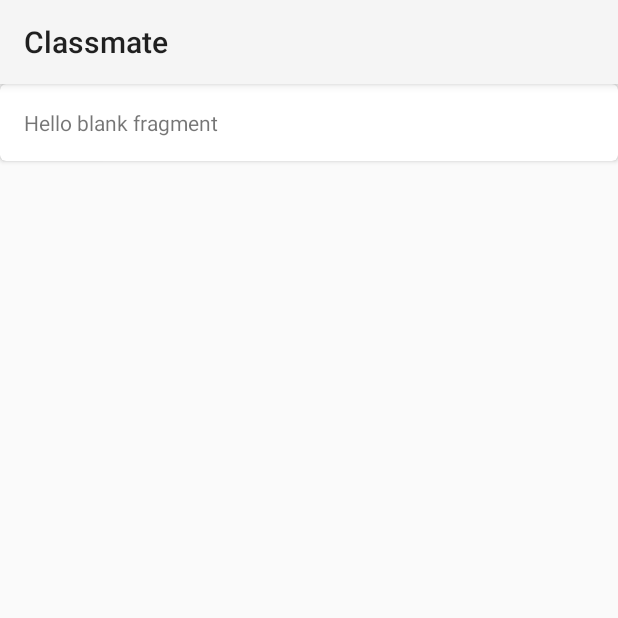
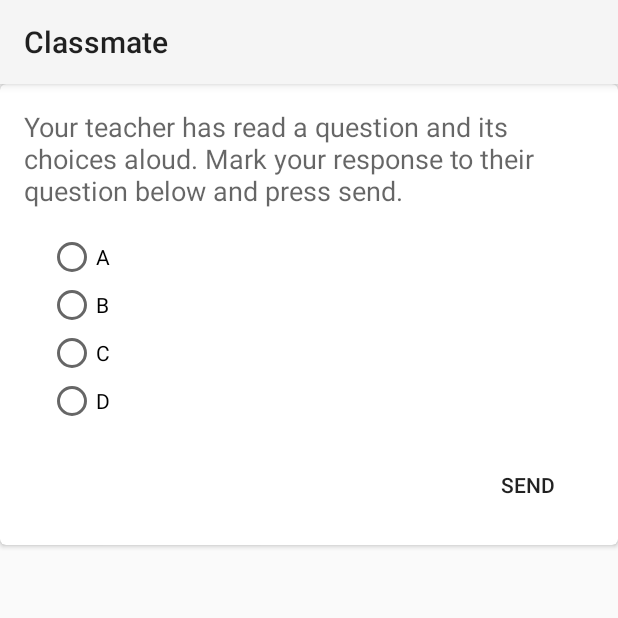
Before and after one commit to colegarien/SDDTermProject, an Android app: the fragment StudentResponse shown on its own in the app's theme, on a phone screen of 412 x 824 dp, the top half of it. Run offline under Robolectric (Android 15) with nearby library versions, the phone set to English and light mode, and no system bars.

Commit message:
finish preliminary front end layout for question responses
The question layout is currently hard wired for 4 responses as that will be default. The layout can be easily changed programmatically when/if we incorporate a question model class. Best effort was made here to follow google's material design guidelines.

```diff
--- a/app/src/main/res/layout/question_response_card.xml
+++ b/app/src/main/res/layout/question_response_card.xml
@@ -1,9 +1,10 @@
 <?xml version="1.0" encoding="utf-8"?>
 <LinearLayout xmlns:android="http://schemas.android.com/apk/res/android"
               xmlns:card_view="http://schemas.android.com/apk/res-auto"
-              android:orientation="vertical"
               android:layout_width="match_parent"
-              android:layout_height="match_parent">
+              android:layout_height="match_parent"
+              android:orientation="vertical">
+
     <android.support.v7.widget.CardView
         android:id="@+id/question_response_card"
         android:layout_width="match_parent"
@@ -18,12 +19,78 @@
             >
 
             <TextView
+                android:id="@+id/textView"
                 android:layout_width="match_parent"
                 android:layout_height="wrap_content"
                 android:layout_gravity="center"
-                android:text="@string/hello_blank_fragment"
+                android:text="@string/default_simple_question_description"
+                android:textAppearance="?android:attr/textAppearanceMedium"/>
+
+            <RadioGroup
+                android:id="@+id/radio_response_group"
+                android:layout_width="match_parent"
+                android:layout_height="wrap_content"
+                android:layout_below="@+id/textView"
+                android:layout_margin="16dp"
+                >
+
+                <RadioButton
+                    android:id="@+id/radio_btn_a"
+                    android:layout_width="match_parent"
+                    android:layout_height="wrap_content"
+                    android:layout_gravity="start"
+                    android:text="@string/option_a"
+                    />
+
+                <RadioButton
+                    android:id="@+id/radio_btn_b"
+                    android:layout_width="match_parent"
+                    android:layout_height="wrap_content"
+                    android:layout_gravity="start"
+                    android:text="@string/option_b"
+                    />
+
+                <RadioButton
+                    android:id="@+id/radio_btn_c"
+                    android:layout_width="match_parent"
+                    android:layout_height="wrap_content"
+                    android:layout_gravity="start"
+                    android:text="@string/option_c"
+                    />
+
+                <RadioButton
+                    android:id="@+id/radio_btn_d"
+                    android:layout_width="match_parent"
+                    android:layout_height="wrap_content"
+                    android:layout_gravity="start"
+                    android:text="@string/option_d"
+                    />
+
+
+            </RadioGroup>
+
+            <LinearLayout
+                android:layout_width="match_parent"
+                android:layout_height="wrap_content"
+                android:layout_below="@+id/radio_response_group"
+                android:orientation="horizontal"
+                >
+
+            </LinearLayout>
+
+            <Button
+                android:id="@+id/btn_send_question_response"
+                android:layout_width="wrap_content"
+                android:layout_height="wrap_content"
+                android:text="@string/btn_send"
+                android:layout_below="@+id/radio_response_group"
+                android:layout_alignParentEnd="true"
+                style="?android:borderlessButtonStyle"
                 />
+
+
         </RelativeLayout>
 
     </android.support.v7.widget.CardView>
+
 </LinearLayout>
--- a/app/src/main/res/values/strings.xml
+++ b/app/src/main/res/values/strings.xml
@@ -19,4 +19,12 @@
 <!-- TODO: Remove or change this placeholder text -->
     <string name="hello_blank_fragment">Hello blank fragment</string>
 
+<!--Question Response Interface Strings -->
+    <string name="default_simple_question_description">Your teacher has read a question and its
+        choices aloud. Mark your response to their question below and press send.</string>
+    <string name="option_a">A</string>
+    <string name="option_b">B</string>
+    <string name="option_c">C</string>
+    <string name="option_d">D</string>
+    <string name="btn_send">Send</string>
 </resources>
```
